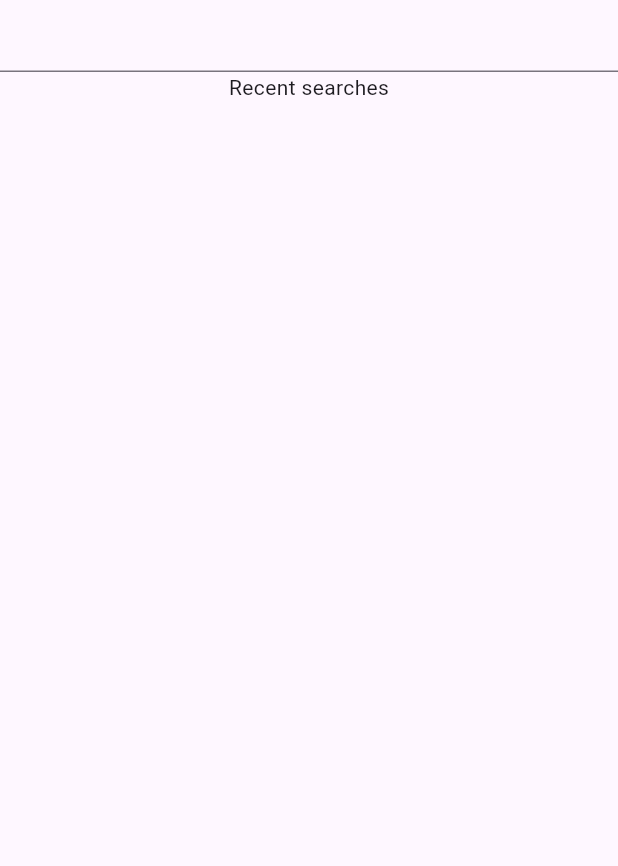
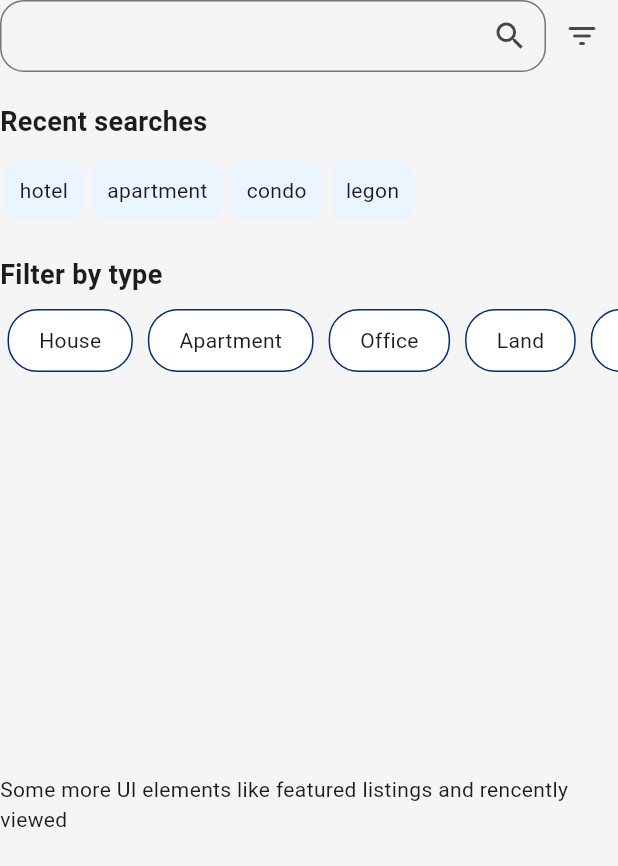
Before and after one commit to richprince23/ownkey_mobile_test, a Flutter app: the SearchScreen screen opened directly, on a phone screen of 412 x 824 dp. Shown: the top 866 px of the screen. Run offline on Flutter 3.47's test engine with Material 3 defaults, Android fonts, the phone set to English and light mode, and no system bars; our stand-ins replace cached_network_image, dio; network calls fail.

Commit message:
done with search screen

```diff
--- a/lib/core/constants.dart
+++ b/lib/core/constants.dart
@@ -2,6 +2,7 @@
 import 'package:flutter/material.dart';
 import 'package:ownkey_mobile_test/features/favorites/favorites.dart';
 import 'package:ownkey_mobile_test/features/home/home.dart';
+import 'package:ownkey_mobile_test/features/search/search_screen.dart';
 
 Color priCol = const Color(0xff022e72);
 
@@ -17,9 +18,7 @@ Color txtCol = const Color(0xff212121);
 
 final kMainPages = [
   const HomePage(),
-  Container(
-    child: const Center(child: Text("Favorites")),
-  ),
+  const SearchScreen(),
   const FavoritesPage(),
   Container(
     child: const Center(child: Text("Account")),
--- a/lib/features/home/home.dart
+++ b/lib/features/home/home.dart
@@ -15,22 +15,7 @@ class HomePage extends StatefulWidget {
 }
 
 class _HomePageState extends State<HomePage> {
-  final propTypes = [
-    "House",
-    "Apartment",
-    "Office",
-    "Land",
-    "TownHouse",
-    "Villa",
-    "Hotel",
-    "Complex",
-    "Lodging",
-    "Duplex",
-    "Event Space",
-    "Single Room",
-    "Family House",
-    "Condo"
-  ];
+
 
   final popularLocations = [
     "East Legon",
@@ -155,30 +140,6 @@ class _HomePageState extends State<HomePage> {
   }
 }
 
-// class PropType extends StatelessWidget {
-//   final String caption;
-//   const PropType({
-//     super.key,
-//     required this.caption,
-//   });
-
-//   @override
-//   Widget build(BuildContext context) {
-//     return Container(
-//       padding: const EdgeInsets.symmetric(horizontal: 20, vertical: 10),
-//       margin: const EdgeInsets.symmetric(horizontal: 5),
-//       decoration: BoxDecoration(
-//         color: Colors.white,
-//         borderRadius: BorderRadius.circular(20),
-//         border: Border.all(
-//           color: priCol,
-//         ),
-//       ),
-//       child: Text(caption),
-//     );
-//   }
-// }
-
 
 
  // SliverToBoxAdapter(
--- a/lib/features/search/search_screen.dart
+++ b/lib/features/search/search_screen.dart
@@ -1,4 +1,6 @@
 import 'package:flutter/material.dart';
+import 'package:flutter/widgets.dart';
+import 'package:ownkey_mobile_test/core/constants.dart';
 
 class SearchScreen extends StatefulWidget {
   const SearchScreen({super.key});
@@ -8,17 +10,95 @@ class SearchScreen extends StatefulWidget {
 }
 
 class _SearchScreenState extends State<SearchScreen> {
+  final propTypes = [
+    "House",
+    "Apartment",
+    "Office",
+    "Land",
+    "TownHouse",
+    "Villa",
+    "Hotel",
+    "Complex",
+    "Lodging",
+    "Duplex",
+    "Event Space",
+    "Single Room",
+    "Family House",
+    "Condo"
+  ];
+
   @override
   Widget build(BuildContext context) {
     return Scaffold(
+      backgroundColor: bgCol,
       body: Column(
+        crossAxisAlignment: CrossAxisAlignment.start,
         children: [
-          TextFormField(),
-          const Expanded(
+          Row(
+            children: [
+              Expanded(
+                child: TextFormField(
+                  decoration: InputDecoration(
+                    border: OutlineInputBorder(
+                      borderRadius: BorderRadius.circular(16),
+                    ),
+                    contentPadding: const EdgeInsets.symmetric(horizontal: 20),
+                    suffixIcon: const Icon(Icons.search),
+                  ),
+                ),
+              ),
+              IconButton(
+                onPressed: () {},
+                icon: const Icon(Icons.filter_list_rounded),
+              ),
+            ],
+          ),
+          const SizedBox(height: 20),
+          Expanded(
             child: Column(
+              crossAxisAlignment: CrossAxisAlignment.start,
               children: [
-                Text("Recent searches"),
-                SizedBox(height: 10),
+                const Text(
+                  "Recent searches",
+                  style: TextStyle(fontSize: 18, fontWeight: FontWeight.bold),
+                ),
+                const SizedBox(height: 10),
+                const Wrap(
+                  alignment: WrapAlignment.start,
+                  children: [
+                    RecentItem(
+                      text: "hotel",
+                    ),
+                    RecentItem(
+                      text: "apartment",
+                    ),
+                    RecentItem(
+                      text: "condo",
+                    ),
+                    RecentItem(
+                      text: "legon",
+                    ),
+                  ],
+                ),
+                const SizedBox(height: 20),
+                const Text(
+                  "Filter by type",
+                  style: TextStyle(fontSize: 18, fontWeight: FontWeight.bold),
+                ),
+                const SizedBox(height: 10),
+                SingleChildScrollView(
+                  scrollDirection: Axis.horizontal,
+                  child: Row(
+                    children: [
+                      for (var prop in propTypes) PropType(caption: prop),
+                    ],
+                  ),
+                ),
+                const Expanded(
+                    child: Center(
+                  child: Text(
+                      "Some more UI elements like featured listings and rencently viewed"),
+                ))
               ],
             ),
           ),
@@ -27,3 +107,47 @@ class _SearchScreenState extends State<SearchScreen> {
     );
   }
 }
+
+class RecentItem extends StatelessWidget {
+  final String text;
+  const RecentItem({
+    super.key,
+    required this.text,
+  });
+
+  @override
+  Widget build(BuildContext context) {
+    return Container(
+        padding: const EdgeInsets.all(10),
+        margin: const EdgeInsets.all(3),
+        decoration: BoxDecoration(
+          color: accCol,
+          borderRadius: BorderRadius.circular(10),
+        ),
+        child: Text(text));
+  }
+}
+
+class PropType extends StatelessWidget {
+  final String caption;
+  const PropType({
+    super.key,
+    required this.caption,
+  });
+
+  @override
+  Widget build(BuildContext context) {
+    return Container(
+      padding: const EdgeInsets.symmetric(horizontal: 20, vertical: 10),
+      margin: const EdgeInsets.symmetric(horizontal: 5),
+      decoration: BoxDecoration(
+        color: Colors.white,
+        borderRadius: BorderRadius.circular(20),
+        border: Border.all(
+          color: priCol,
+        ),
+      ),
+      child: Text(caption),
+    );
+  }
+}
```
